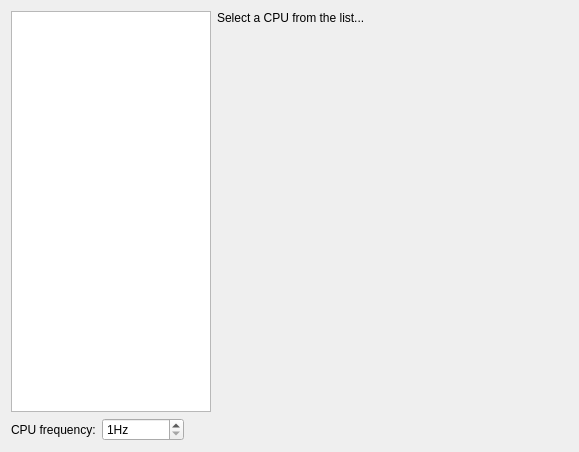
Qt form wizard/ui/cpu_select.ui (imby/STM32VLDiscovery_BeRTOS) before a commit.
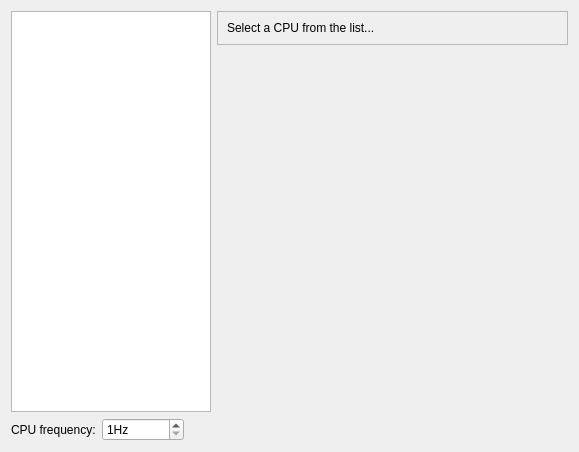
The same form after that commit.

Commit message: Add frame around CPU description in BCpuPage.

What changed in the file:
```diff
--- a/wizard/ui/cpu_select.ui
+++ b/wizard/ui/cpu_select.ui
@@ -19,7 +19,7 @@
   <property name="windowTitle">
    <string>Form</string>
   </property>
-  <layout class="QVBoxLayout" name="verticalLayout_2" stretch="1,0">
+  <layout class="QVBoxLayout" name="verticalLayout_3">
    <item>
     <layout class="QHBoxLayout" name="horizontalLayout" stretch="0,1">
      <item>
@@ -39,12 +39,24 @@
       </widget>
      </item>
      <item>
+      <layout class="QVBoxLayout" name="verticalLayout_2">
+       <item>
+        <widget class="QFrame" name="frame">
+         <property name="frameShape">
+          <enum>QFrame::StyledPanel</enum>
+         </property>
+         <property name="frameShadow">
+          <enum>QFrame::Raised</enum>
+         </property>
       <layout class="QVBoxLayout" name="verticalLayout">
        <item>
         <widget class="QLabel" name="descriptionLabel">
          <property name="text">
           <string>Select a CPU from the list...</string>
          </property>
+           </widget>
+          </item>
+         </layout>
         </widget>
        </item>
        <item>
```
Lines whose indentation alone changed are shown as unchanged.
